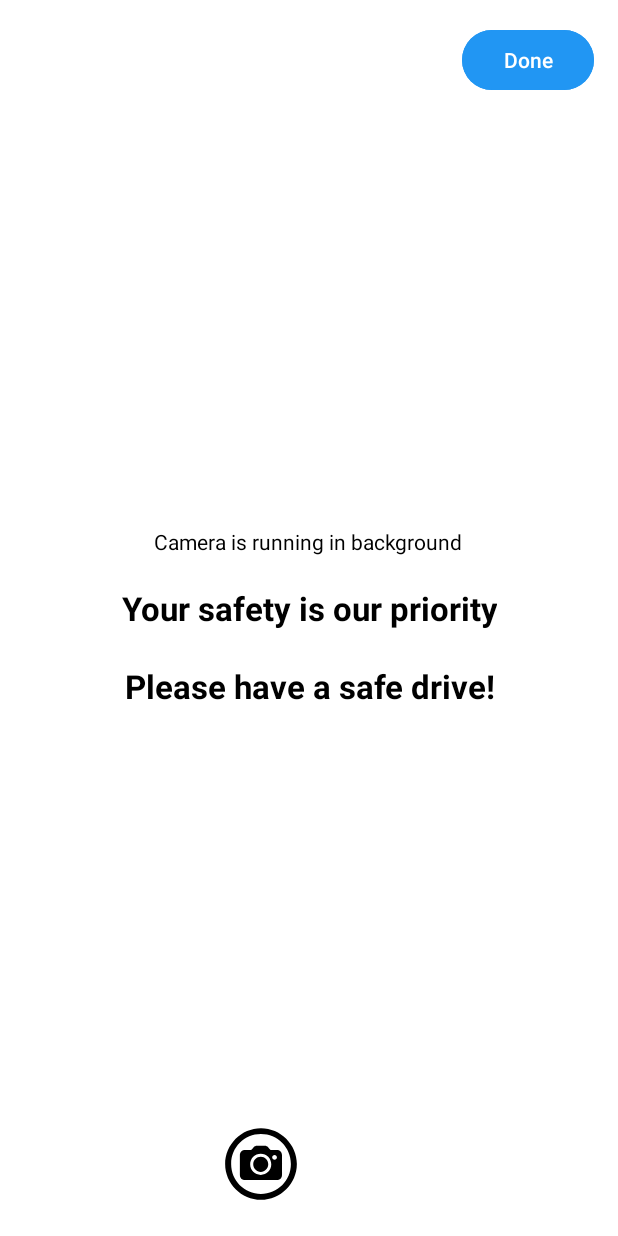
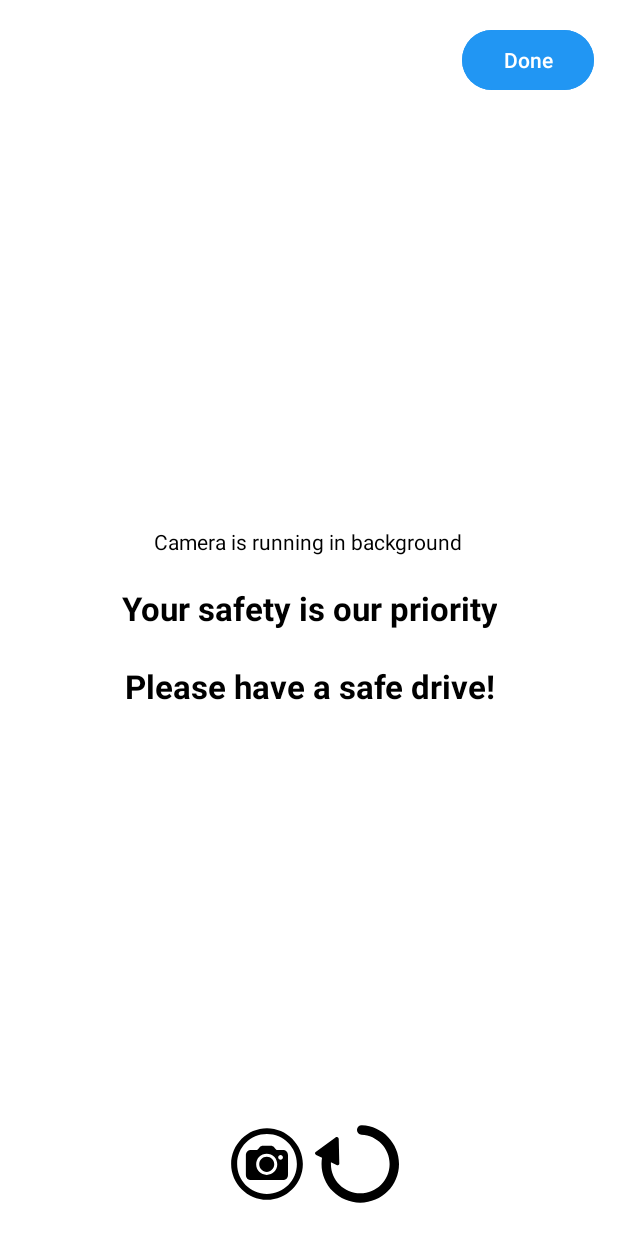
Before and after one commit to catyabut/CS490_DriveSense, an Android app: the layout activity_main_detection.xml on its own in the app's theme, with its tools: preview values and no code run, on a phone screen of 412 x 824 dp. Run offline under Robolectric (Android 15) with nearby library versions, the phone set to English and light mode, and no system bars; plain views replace PreviewView.

Commit message:
Added the recalibrate button

```diff
--- a/app/src/main/res/layout/activity_main_detection.xml
+++ b/app/src/main/res/layout/activity_main_detection.xml
@@ -85,15 +85,14 @@
             android:background="@android:color/transparent"
             android:contentDescription="Toggle Camera"/>
 
-        <!-- Recalibrate Button -->
         <ImageButton
             android:id="@+id/recalibrateButton"
-            android:layout_width="64dp"
-            android:layout_height="64dp"
+            android:layout_width="56dp"
+            android:layout_height="56dp"
             android:src="@drawable/ic_recalibrate"
+            android:scaleType="centerInside"
             android:background="@android:color/transparent"
             android:contentDescription="Recalibrate"/>
-
 
         <!-- Spacer between buttons -->
 
```
